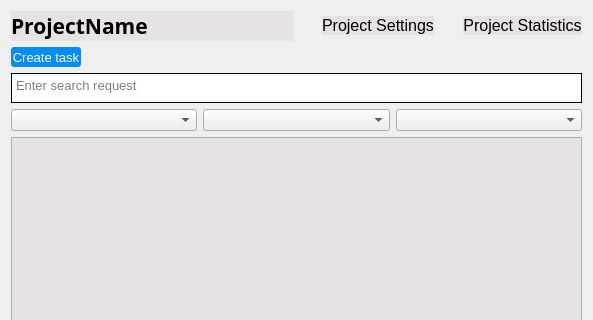
Old version of the form task-tracker-frontend/ProjectWidget.ui in the repository Unkorunk/task-tracker; both pictures show x 0 to 593 and y 0 to 320 of the 593 by 497 pixel window.
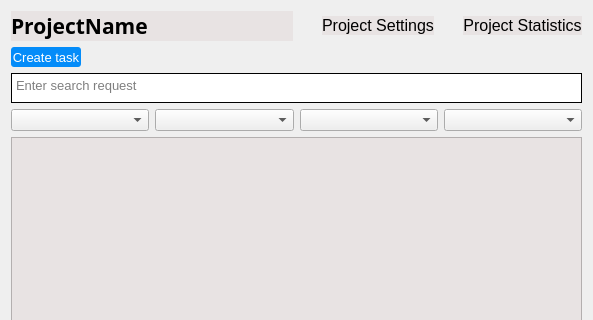
New version of the form.

Commit message: Make basic sorting

What changed in the file:
```diff
--- a/task-tracker-frontend/ProjectWidget.ui
+++ b/task-tracker-frontend/ProjectWidget.ui
@@ -192,6 +192,9 @@
      <item>
       <widget class="QComboBox" name="createdByBox"/>
      </item>
+     <item>
+      <widget class="QComboBox" name="sortingBox"/>
+     </item>
     </layout>
    </item>
    <item>
```
The commit also changes 2 other files.
